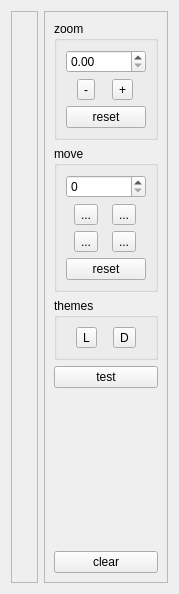
RinatB2017/mega_GIT, file Qt/lib2/widgets/candlestick/candlestick_box_adv/src/ui/candlestick_box_adv.ui: the form before one commit.
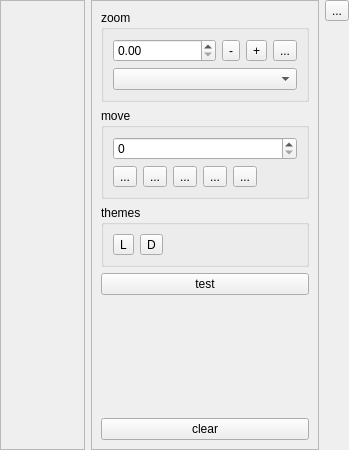
The form after the commit. Icons and pictures are not drawn. Custom widgets are drawn as their Qt base class.

Patch:
```diff
--- a/Qt/lib2/widgets/candlestick/candlestick_box_adv/src/ui/candlestick_box_adv.ui
+++ b/Qt/lib2/widgets/candlestick/candlestick_box_adv/src/ui/candlestick_box_adv.ui
@@ -6,13 +6,27 @@
    <rect>
     <x>0</x>
     <y>0</y>
-    <width>159</width>
-    <height>594</height>
+    <width>349</width>
+    <height>450</height>
    </rect>
   </property>
   <property name="windowTitle">
    <string>CandleStick_Box</string>
   </property>
+  <layout class="QVBoxLayout" name="verticalLayout_5">
+   <property name="leftMargin">
+    <number>0</number>
+   </property>
+   <property name="topMargin">
+    <number>0</number>
+   </property>
+   <property name="rightMargin">
+    <number>0</number>
+   </property>
+   <property name="bottomMargin">
+    <number>0</number>
+   </property>
+   <item>
   <layout class="QHBoxLayout" name="horizontalLayout">
    <item>
     <widget class="QFrame" name="frame_2">
@@ -56,11 +70,11 @@
          <string>zoom</string>
         </property>
         <layout class="QVBoxLayout" name="verticalLayout">
-         <item>
-          <widget class="QDoubleSpinBox" name="dsb_zoom"/>
-         </item>
          <item>
           <layout class="QHBoxLayout" name="horizontalLayout_4">
+             <item>
+              <widget class="QDoubleSpinBox" name="dsb_zoom"/>
+             </item>
            <item>
             <widget class="QToolButton" name="btn_zoom_in">
              <property name="text">
@@ -83,14 +97,17 @@
              </property>
             </widget>
            </item>
-          </layout>
-         </item>
          <item>
-          <widget class="QPushButton" name="btn_zoom_reset">
+              <widget class="QToolButton" name="btn_zoom_reset">
            <property name="text">
-            <string>reset</string>
-           </property>
-          </widget>
+                <string>...</string>
+               </property>
+              </widget>
+             </item>
+            </layout>
+           </item>
+           <item>
+            <widget class="QComboBox" name="cb_rubberband"/>
          </item>
         </layout>
        </widget>
@@ -105,30 +122,8 @@
           <widget class="QSpinBox" name="sb_pos"/>
          </item>
          <item>
-          <layout class="QGridLayout" name="gridLayout">
-           <item row="0" column="0">
-            <widget class="QToolButton" name="btn_move_left">
-             <property name="text">
-              <string>...</string>
-             </property>
-             <property name="icon">
-              <iconset resource="../../../../../../lib/pictures/arrow.qrc">
-               <normaloff>:/arrow/arrow-left.png</normaloff>:/arrow/arrow-left.png</iconset>
-             </property>
-            </widget>
-           </item>
-           <item row="0" column="1">
-            <widget class="QToolButton" name="btn_move_right">
-             <property name="text">
-              <string>...</string>
-             </property>
-             <property name="icon">
-              <iconset resource="../../../../../../lib/pictures/arrow.qrc">
-               <normaloff>:/arrow/arrow-right.png</normaloff>:/arrow/arrow-right.png</iconset>
-             </property>
-            </widget>
-           </item>
-           <item row="1" column="0">
+            <layout class="QHBoxLayout" name="horizontalLayout_5">
+             <item>
             <widget class="QToolButton" name="btn_move_down">
              <property name="text">
               <string>...</string>
@@ -139,7 +134,7 @@
              </property>
             </widget>
            </item>
-           <item row="1" column="1">
+             <item>
             <widget class="QToolButton" name="btn_move_up">
              <property name="text">
               <string>...</string>
@@ -150,15 +145,50 @@
              </property>
             </widget>
            </item>
-          </layout>
-         </item>
-         <item>
-          <widget class="QPushButton" name="btn_move_reset">
-           <property name="text">
-            <string>reset</string>
-           </property>
-          </widget>
-         </item>
+             <item>
+              <widget class="QToolButton" name="btn_move_left">
+               <property name="text">
+                <string>...</string>
+               </property>
+               <property name="icon">
+                <iconset resource="../../../../../../lib/pictures/arrow.qrc">
+                 <normaloff>:/arrow/arrow-left.png</normaloff>:/arrow/arrow-left.png</iconset>
+               </property>
+              </widget>
+             </item>
+             <item>
+              <widget class="QToolButton" name="btn_move_right">
+               <property name="text">
+                <string>...</string>
+               </property>
+               <property name="icon">
+                <iconset resource="../../../../../../lib/pictures/arrow.qrc">
+                 <normaloff>:/arrow/arrow-right.png</normaloff>:/arrow/arrow-right.png</iconset>
+               </property>
+              </widget>
+             </item>
+             <item>
+              <widget class="QToolButton" name="btn_move_reset">
+               <property name="text">
+                <string>...</string>
+               </property>
+              </widget>
+             </item>
+             <item>
+              <spacer name="horizontalSpacer_3">
+               <property name="orientation">
+                <enum>Qt::Horizontal</enum>
+               </property>
+               <property name="sizeHint" stdset="0">
+                <size>
+                 <width>40</width>
+                 <height>20</height>
+                </size>
+               </property>
+              </spacer>
+             </item>
+            </layout>
+           </item>
         </layout>
        </widget>
       </item>
@@ -182,6 +212,19 @@
            </property>
           </widget>
          </item>
+           <item>
+            <spacer name="horizontalSpacer_2">
+             <property name="orientation">
+              <enum>Qt::Horizontal</enum>
+             </property>
+             <property name="sizeHint" stdset="0">
+              <size>
+               <width>40</width>
+               <height>20</height>
+              </size>
+             </property>
+            </spacer>
+           </item>
         </layout>
        </widget>
       </item>
@@ -215,6 +258,35 @@
      </layout>
     </widget>
    </item>
+     <item>
+      <layout class="QVBoxLayout" name="verticalLayout_2">
+       <item>
+        <widget class="QToolButton" name="btn_show_frame">
+         <property name="text">
+          <string>...</string>
+         </property>
+         <property name="checkable">
+          <bool>true</bool>
+         </property>
+        </widget>
+       </item>
+       <item>
+        <spacer name="verticalSpacer_3">
+         <property name="orientation">
+          <enum>Qt::Vertical</enum>
+         </property>
+         <property name="sizeHint" stdset="0">
+          <size>
+           <width>20</width>
+           <height>40</height>
+          </size>
+         </property>
+        </spacer>
+       </item>
+      </layout>
+     </item>
+    </layout>
+   </item>
   </layout>
  </widget>
  <customwidgets>
```
Left out of the diff: 8 changed lines with no effect on the pictures. Lines whose indentation alone changed are shown as unchanged.
